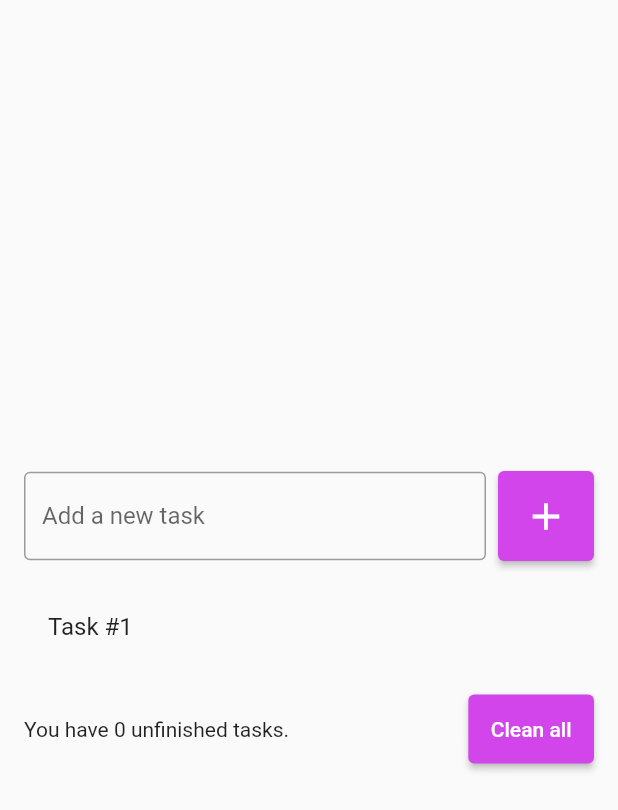
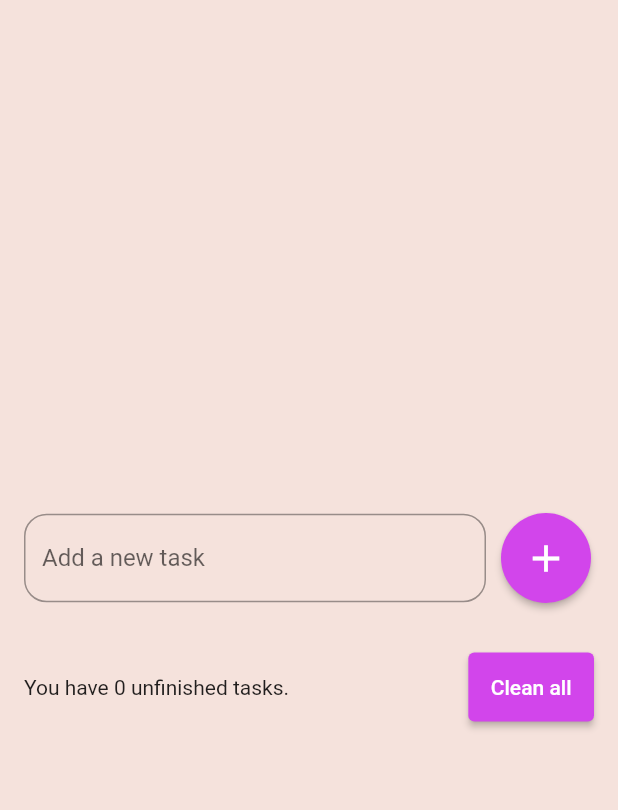
Before and after one commit to yoruwitch/flutter, a Flutter app: the screen it shows after launch, on a phone screen of 412 x 824 dp. Shown: the top 810 px of the screen. Run offline on Flutter 3.47's test engine with Material 2 defaults, Android fonts, the phone set to English and light mode, and no system bars; our stand-ins replace flutter_slidable.

Commit message:
Many updates, main page has buttons, colors, life

```diff
--- a/todo-list/todo_list/lib/main.dart
+++ b/todo-list/todo_list/lib/main.dart
@@ -11,6 +11,7 @@ class MyApp extends StatelessWidget {
   @override
   Widget build(BuildContext context) {
     return  MaterialApp(
+      debugShowCheckedModeBanner: false,
       home: TodoListPage(),
     );
   }
--- /dev/null
+++ b/todo-list/todo_list/lib/models/todo.dart
@@ -0,0 +1,7 @@
+class Todo {
+  Todo({required this.title, required this.dateTime});
+
+
+  String title;
+  DateTime dateTime;
+}
--- a/todo-list/todo_list/lib/pages/todo_list_page.dart
+++ b/todo-list/todo_list/lib/pages/todo_list_page.dart
@@ -1,34 +1,66 @@
 import 'package:flutter/material.dart';
+import 'package:todo_list/models/todo.dart';
+import 'package:todo_list/widgets/todo_list_item.dart';
 
-class TodoListPage extends StatelessWidget {
+class TodoListPage extends StatefulWidget {
   const TodoListPage({Key? key}) : super(key: key);
 
   @override
+  State<TodoListPage> createState() => _TodoListPageState();
+}
+
+class _TodoListPageState extends State<TodoListPage> {
+  final TextEditingController todoController = TextEditingController();
+
+
+
+  List<Todo> tasks = [];
+
+  @override
   Widget build(BuildContext context) {
-    return Scaffold(
+    return SafeArea(
+      child: Scaffold(
+        backgroundColor: Color.fromARGB(249, 245, 225, 219),
         body: Center(
             child: Padding(
-              padding: const EdgeInsets.symmetric(horizontal: 16),
+                padding: EdgeInsets.all(16),
                 child: Column(
                   mainAxisSize: MainAxisSize.min,
                   children: [
                     Row(
                       children: [
-                      const Expanded(
+                        Expanded(
                           child: TextField(
-                            decoration: InputDecoration(
-                                border: OutlineInputBorder(),
+                              controller: todoController,
+
+                              decoration:
+                              InputDecoration(
+                                  border: OutlineInputBorder(
+                                    borderRadius: BorderRadius.circular(15),
+                                  ),
                                   labelText: 'Add a new task',
-                                hintText: 'Ex: Complete the math list.')),
+                                  hintText: 'Ex: Complete the math list.'),
+                                  ),
                         ),
                         const SizedBox(
                           width: 8,
                         ),
                         ElevatedButton(
-                        onPressed: () {},
+                          onPressed: () {
+                            String textInside = todoController.text;
+                            setState(() {
+                              Todo newTodo = Todo(
+                                title: textInside,
+                                dateTime: DateTime.now(),
+                              );
+                              tasks.add(newTodo);
+                              todoController.clear();
+                            });
+                          },
                           style: ElevatedButton.styleFrom(
                             primary: Color.fromRGBO(210, 69, 235, 1),
                             padding: EdgeInsets.all(15),
+                            shape: CircleBorder(),
                           ),
                           child: const Icon(
                             Icons.add,
@@ -37,41 +69,41 @@ class TodoListPage extends StatelessWidget {
                         )
                       ],
                     ),
-
-                  const SizedBox(height: 16,),
-
-                  ListView(
+                    const SizedBox(
+                      height: 16,
+                    ),
+                    Flexible(
+                      child: ListView(
                         shrinkWrap: true,
-                    children: const [
-                      ListTile(
-                        title: Text('Task #1'),
-                      )
+                        children: [
+                          for (Todo task in tasks)
+                            TodoListItem(
+                              task: task,
+                            ),
                         ],
                       ),
-
-                  const SizedBox(height: 16,),
-
-
+                    ),
+                    const SizedBox(
+                      height: 16,
+                    ),
                     Row(
                       children: [
-                      const Expanded(
-                        child: Text('You have 0 unfinished tasks.')
-                        ),
-
-                      const SizedBox(width:16),
-
+                        Expanded(
+                            child: Text('You have ${tasks.length} unfinished tasks.')),
+                        const SizedBox(width: 16),
                         ElevatedButton(
                           onPressed: () {},
                           style: ElevatedButton.styleFrom(
                             primary: Color.fromRGBO(210, 69, 235, 1),
                             padding: EdgeInsets.all(15),
-
                           ),
                           child: Text('Clean all'),
-                       ) ],
+                        )
+                      ],
                     )
                   ],
                 ))),
+      ),
     );
   }
 }
--- a/todo-list/todo_list/pubspec.yaml
+++ b/todo-list/todo_list/pubspec.yaml
@@ -34,6 +34,8 @@ dependencies:
   # The following adds the Cupertino Icons font to your application.
   # Use with the CupertinoIcons class for iOS style icons.
   cupertino_icons: ^1.0.2
+  intl:
+  flutter_slidable: ^0.6.0
 
 dev_dependencies:
   flutter_test:
```
Also changed, not shown: todo-list/todo_list/lib/widgets/todo_list_item.dart (added, +54 -0 lines), todo-list/todo_list/pubspec.lock. Lines whose indentation alone changed are shown as unchanged.
